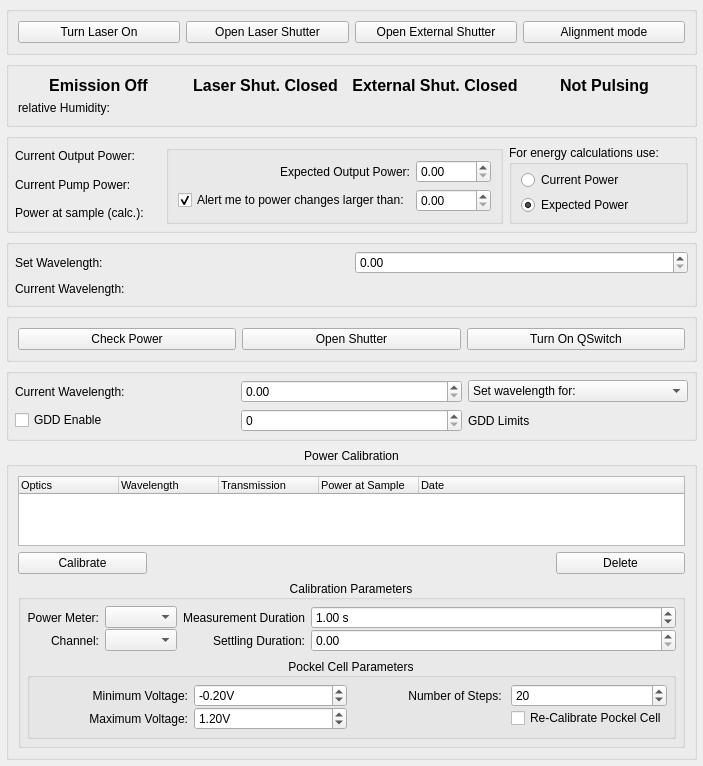
The window that acq4/devices/Laser/devTemplate.ui (acq4/acq4) describes before a commit, drawn with Qt 5.
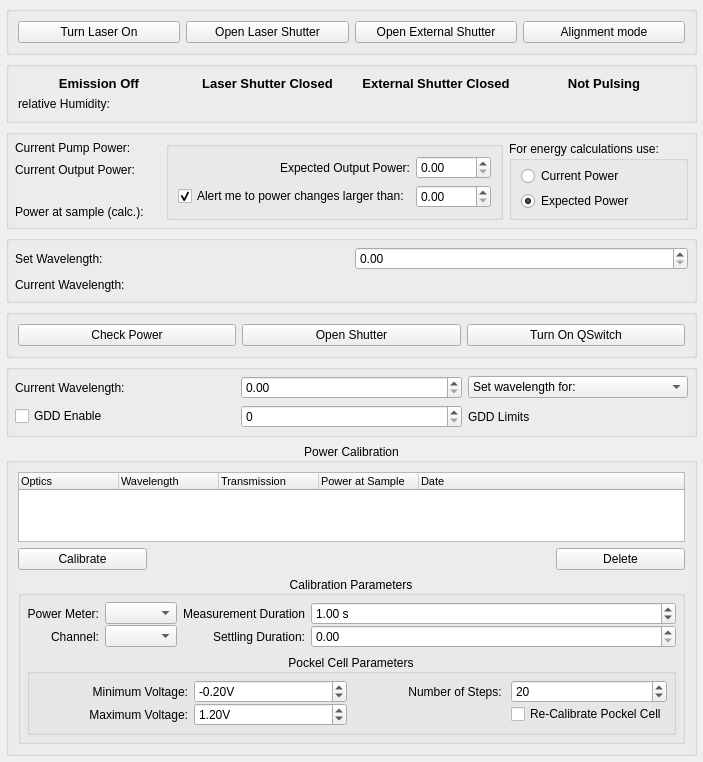
The same window after the commit. Custom widgets are drawn as their Qt base class.

Commit message: pulsing update based on volts > 0

What changed in the file:
```diff
--- a/acq4/devices/Laser/devTemplate.ui
+++ b/acq4/devices/Laser/devTemplate.ui
@@ -109,45 +109,7 @@
       <property name="bottomMargin">
        <number>6</number>
       </property>
-      <item row="0" column="5" rowspan="3">
-       <widget class="QGroupBox" name="energyCalcGroup">
-        <property name="title">
-         <string>For energy calculations use:</string>
-        </property>
-        <layout class="QVBoxLayout" name="verticalLayout">
-         <property name="spacing">
-          <number>0</number>
-         </property>
-         <property name="topMargin">
-          <number>0</number>
-         </property>
-         <property name="rightMargin">
-          <number>0</number>
-         </property>
-         <property name="bottomMargin">
-          <number>0</number>
-         </property>
-         <item>
-          <widget class="QRadioButton" name="currentPowerRadio">
-           <property name="text">
-            <string>Current Power</string>
-           </property>
-          </widget>
-         </item>
-         <item>
-          <widget class="QRadioButton" name="expectedPowerRadio">
-           <property name="text">
-            <string>Expected Power</string>
-           </property>
-           <property name="checked">
-            <bool>true</bool>
-           </property>
-          </widget>
-         </item>
-        </layout>
-       </widget>
-      </item>
-      <item row="0" column="0">
+      <item row="1" column="0">
        <widget class="QLabel" name="label_4">
         <property name="sizePolicy">
          <sizepolicy hsizetype="Fixed" vsizetype="Preferred">
@@ -160,14 +122,14 @@
         </property>
        </widget>
       </item>
-      <item row="2" column="0">
+      <item row="3" column="0">
        <widget class="QLabel" name="label_8">
         <property name="text">
          <string>Power at sample (calc.):</string>
         </property>
        </widget>
       </item>
-      <item row="0" column="1">
+      <item row="1" column="1">
        <widget class="QLabel" name="outputPowerLabel">
         <property name="font">
          <font>
@@ -181,7 +143,7 @@
         </property>
        </widget>
       </item>
-      <item row="2" column="1">
+      <item row="3" column="1">
        <widget class="QLabel" name="samplePowerLabel">
         <property name="font">
          <font>
@@ -195,21 +157,21 @@
         </property>
        </widget>
       </item>
-      <item row="1" column="0">
+      <item row="0" column="0">
        <widget class="QLabel" name="label_16">
         <property name="text">
          <string>Current Pump Power:</string>
         </property>
        </widget>
       </item>
-      <item row="1" column="1">
+      <item row="0" column="1">
        <widget class="QLabel" name="pumpPowerLabel">
         <property name="text">
          <string/>
         </property>
        </widget>
       </item>
-      <item row="0" column="2" rowspan="3">
+      <item row="0" column="2" rowspan="4">
        <widget class="QGroupBox" name="subPowerGroup">
         <layout class="QGridLayout" name="gridLayout_10">
          <item row="0" column="1">
@@ -255,6 +217,44 @@
         </layout>
        </widget>
       </item>
+      <item row="0" column="5" rowspan="4">
+       <widget class="QGroupBox" name="energyCalcGroup">
+        <property name="title">
+         <string>For energy calculations use:</string>
+        </property>
+        <layout class="QVBoxLayout" name="verticalLayout">
+         <property name="spacing">
+          <number>0</number>
+         </property>
+         <property name="topMargin">
+          <number>0</number>
+         </property>
+         <property name="rightMargin">
+          <number>0</number>
+         </property>
+         <property name="bottomMargin">
+          <number>0</number>
+         </property>
+         <item>
+          <widget class="QRadioButton" name="currentPowerRadio">
+           <property name="text">
+            <string>Current Power</string>
+           </property>
+          </widget>
+         </item>
+         <item>
+          <widget class="QRadioButton" name="expectedPowerRadio">
+           <property name="text">
+            <string>Expected Power</string>
+           </property>
+           <property name="checked">
+            <bool>true</bool>
+           </property>
+          </widget>
+         </item>
+        </layout>
+       </widget>
+      </item>
      </layout>
     </widget>
    </item>
@@ -716,7 +716,7 @@
        <widget class="QLabel" name="PulsingLabel">
         <property name="font">
          <font>
-          <pointsize>12</pointsize>
+          <pointsize>10</pointsize>
           <weight>75</weight>
           <bold>true</bold>
          </font>
@@ -733,7 +733,7 @@
        <widget class="QLabel" name="EmissionLabel">
         <property name="font">
          <font>
-          <pointsize>12</pointsize>
+          <pointsize>10</pointsize>
           <weight>75</weight>
           <bold>true</bold>
          </font>
@@ -750,13 +750,13 @@
        <widget class="QLabel" name="InternalShutterLabel">
         <property name="font">
          <font>
-          <pointsize>12</pointsize>
+          <pointsize>10</pointsize>
           <weight>75</weight>
           <bold>true</bold>
          </font>
         </property>
         <property name="text">
-         <string>Laser Shut. Closed</string>
+         <string>Laser Shutter Closed</string>
         </property>
         <property name="alignment">
          <set>Qt::AlignCenter</set>
@@ -774,13 +774,13 @@
        <widget class="QLabel" name="ExternalShutterLabel">
         <property name="font">
          <font>
-          <pointsize>12</pointsize>
+          <pointsize>10</pointsize>
           <weight>75</weight>
           <bold>true</bold>
          </font>
         </property>
         <property name="text">
-         <string>External Shut. Closed</string>
+         <string>External Shutter Closed</string>
         </property>
         <property name="alignment">
          <set>Qt::AlignCenter</set>
```
The commit also changes 2 other files.
